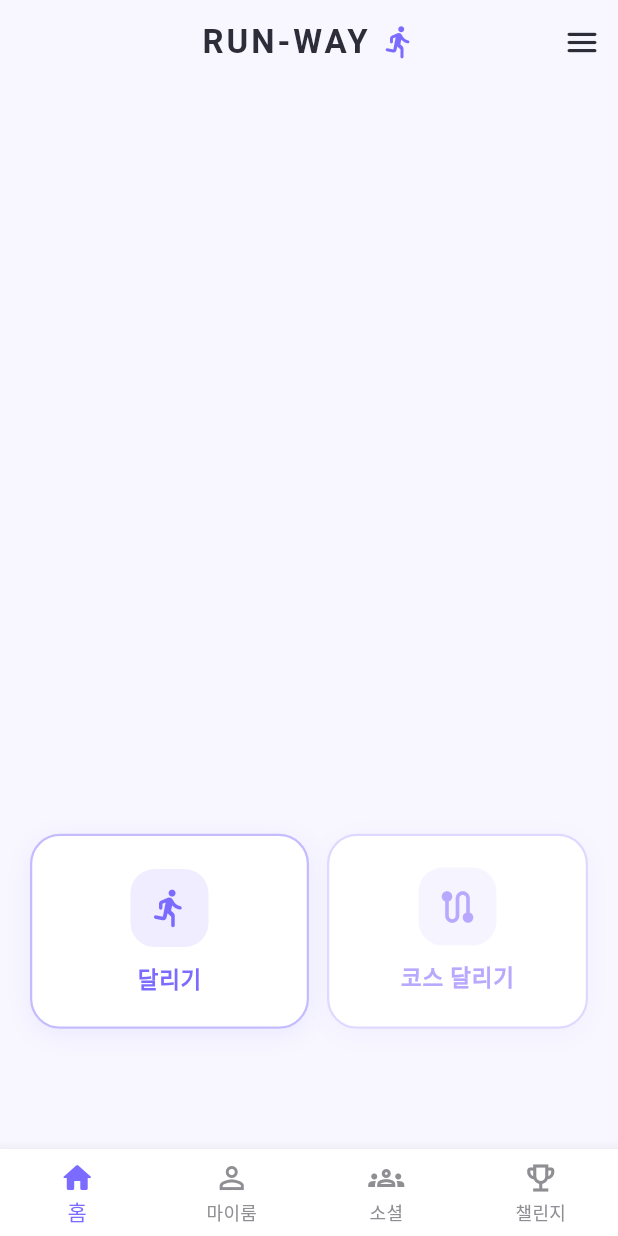
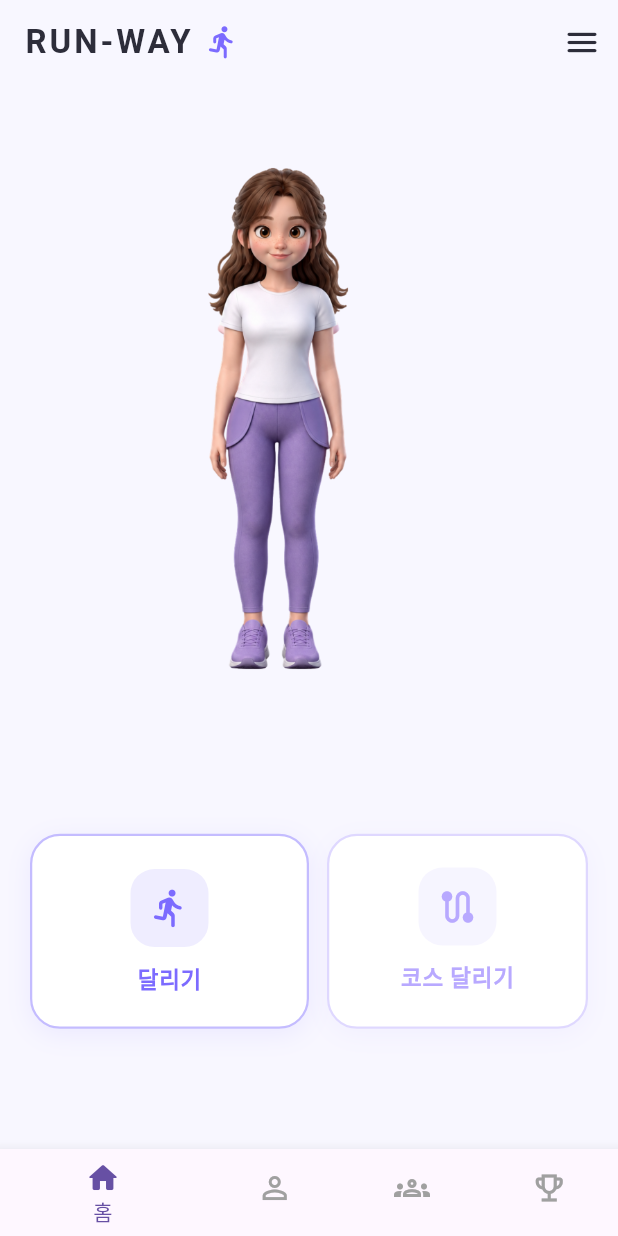
Before and after one commit to teaywood/runway-app, a Flutter app: the screen it shows after launch, on a phone screen of 412 x 824 dp. Run offline on Flutter 3.47's test engine with Material 3 defaults, Android fonts, the light colour scheme and no system bars; Roboto replaces fonts that are missing (Pretendard).

Commit message:
탭바 수정

```diff
--- a/runway/lib/main.dart
+++ b/runway/lib/main.dart
@@ -1,22 +1,39 @@
 // lib/main.dart
 import 'package:flutter/material.dart';
+import 'package:provider/provider.dart';
 import 'core/app_theme.dart';
+import 'providers/selected_avatar_provider.dart';
 import 'shared/widgets/main_screen.dart';
 
 void main() {
-  runApp(const RunWayApp());
+  runApp(const MyApp());
 }
 
-class RunWayApp extends StatelessWidget {
-  const RunWayApp({super.key});
+class MyApp extends StatelessWidget {
+  const MyApp({super.key});
 
   @override
   Widget build(BuildContext context) {
-    return MaterialApp(
-      title: 'RUN-WAY',
-      debugShowCheckedModeBanner: false,
-      theme: AppTheme.light,
-      home: const MainScreen(),
+    return MultiProvider(
+      providers: [
+        ChangeNotifierProvider(
+          create: (_) => SelectedAvatarProvider(),
+        ),
+      ],
+      child: MaterialApp(
+        title: 'RUN-WAY',
+        theme: ThemeData(
+          useMaterial3: true,
+          scaffoldBackgroundColor: AppColors.background,
+          appBarTheme: const AppBarTheme(
+            backgroundColor: AppColors.background,
+            elevation: 0,
+            scrolledUnderElevation: 0,
+          ),
+        ),
+        home: const MainScreen(),
+        debugShowCheckedModeBanner: false,
+      ),
     );
   }
 }
--- /dev/null
+++ b/runway/lib/providers/selected_avatar_provider.dart
@@ -0,0 +1,31 @@
+// lib/providers/selected_avatar_provider.dart
+import 'package:flutter/material.dart';
+import '../screen/my_room/closet/models/closet_models.dart';
+
+/// 아바타 커스텀 상태를 전역으로 관리하는 Provider
+///
+/// 책임:
+///  - 전체 앱에서 "현재 선택된 아이템들"(장착 중) 추적
+///  - 마이룸 → 홈 화면 동기화
+class SelectedAvatarProvider extends ChangeNotifier {
+  /// 카테고리별 현재 장착(착용 중) 아이템 id
+  final Map<ClosetCategory, String> _equipped = {
+    ClosetCategory.hair: 'hair_n1_half_up',
+    ClosetCategory.top: 'top_n1_basic_tshirts',
+    ClosetCategory.bottom: 'bottom_n1_basic_bottom',
+    ClosetCategory.shoes: 'shoes_n1_basic_sneakers',
+    ClosetCategory.accessory: 'accessory_n1_no_accessory',
+  };
+
+  /// 현재 장착 아이템들 조회 (읽기 전용)
+  Map<ClosetCategory, String> get equipped => Map.unmodifiable(_equipped);
+
+  /// 특정 카테고리 아이템 장착
+  void equipItem(ClosetCategory category, String itemId) {
+    _equipped[category] = itemId;
+    notifyListeners(); // ✨ 모든 구독자에게 알림
+  }
+
+  /// 특정 카테고리의 현재 장착 ID 조회
+  String? getEquippedId(ClosetCategory category) => _equipped[category];
+}
--- a/runway/lib/screen/my_room/closet/avatar_closet_screen.dart
+++ b/runway/lib/screen/my_room/closet/avatar_closet_screen.dart
@@ -1,6 +1,8 @@
 // lib/screen/my_room/closet/avatar_closet_screen.dart
 import 'package:flutter/material.dart';
+import 'package:provider/provider.dart';
 
+import '../../../providers/selected_avatar_provider.dart';
 import 'models/closet_models.dart';
 import 'widgets/closet_avatar_viewer.dart';
 import 'widgets/closet_category_menu.dart';
@@ -28,24 +30,16 @@
   /// 현재 선택된 카테고리
   ClosetCategory _selectedCategory = ClosetCategory.top;
 
-  /// 카테고리별 현재 장착(착용 중) 아이템 id
-  // avatar_closet_screen.dart
-  final Map<ClosetCategory, String> _equipped = {
-    ClosetCategory.hair: 'hair_n1_half_up',
-    ClosetCategory.top: 'top_n1_white_wind_jacket',
-    ClosetCategory.bottom: 'bottom_n1_black_shorts',
-    ClosetCategory.shoes: 'shoes_n1_lavender_sneakers',
-    ClosetCategory.accessory: 'accessory_n1_black_hairpin',
-  };
-
-
   void _onCategorySelected(ClosetCategory category) {
     setState(() => _selectedCategory = category);
   }
 
   void _onItemEquip(ClosetItem item) {
     if (item.locked) return; // 미획득 아이템은 장착 불가
-    setState(() => _equipped[_selectedCategory] = item.id);
+
+    // ✨ Provider에 업데이트 위임
+    final provider = context.read<SelectedAvatarProvider>();
+    provider.equipItem(_selectedCategory, item.id);
   }
 
   /// 현재 카테고리의 아이템 목록 (더미 데이터)
@@ -54,16 +48,17 @@
 
   @override
   Widget build(BuildContext context) {
-    final String? equippedId = _equipped[_selectedCategory];
+    // ✨ Provider에서 현재 장착 정보 읽기
+    final provider = context.watch<SelectedAvatarProvider>();
+    final String? equippedId = provider.getEquippedId(_selectedCategory);
 
     // ⭐ 현재 장착 상태(_equipped) → z-order 정렬된 합성 레이어 계산
     final avatarLayers = resolveAvatarLayers(
-      equipped: _equipped,
+      equipped: provider.equipped,
       catalog: kDummyClosetItems,
     );
 
     return Scaffold(
-
       body: Stack(
         children: [
           // ── Layer 1. 전체 배경 ──
@@ -80,7 +75,7 @@
           Positioned.fill(
             child: ClosetAvatarViewer(
               layers: avatarLayers,
-            ), // ⭐ const 제거 + layers 전달
+            ),
           ),
 
           // ── Layer 3. 상단 바 (뒤로가기 + 재화) ──
--- a/runway/lib/screen/my_room/closet/models/closet_models.dart
+++ b/runway/lib/screen/my_room/closet/models/closet_models.dart
@@ -71,48 +71,97 @@
   ClosetCategory.hair: [
     ClosetItem(
       id: 'hair_n1_half_up',
-      name: '반묶음',
+      name: '1번 헤어',
       category: ClosetCategory.hair,
       fileName: 'n1_half_up',
     ),
   ],
-  ClosetCategory.top: [
+    ClosetCategory.top: [
+    // 1. 기본 상의
     ClosetItem(
-      id: 'top_n1_white_wind_jacket',
-      name: '바람막이',
+      id: 'top_n1_basic_tshirts',
+      name: '1번 상의',
       category: ClosetCategory.top,
-      fileName: 'n1_white_wind_jacket',
+      fileName: 'n1_basic_tshirts',
     ),
+    // 2. 바람막이
+    ClosetItem(
+      id: 'top_n2_white_wind_jacket',
+      name: '2번 상의',
+      category: ClosetCategory.top,
+      fileName: 'n2_white_wind_jacket',
+    ),
+    // 3. 식빵 반팔
+    ClosetItem(
+      id: 'top_n3_white_bread_tshirts',
+      name: '3번 상의',
+      category: ClosetCategory.top,
+      fileName: 'n3_white_bread_tshirts',
+    ),
+    // 4. 블루 원피스
+    ClosetItem(
+      id: 'top_n4_blue_onepiece_dress',
+      name: '4번 상의',
+      category: ClosetCategory.top,
+      fileName: 'n4_blue_onepiece_dress',
+    ),
+    // 5. 벚꽃 반팔 (챌린지 보상)
     ClosetItem(
       id: 'top_c1_pink_cherryblossom_tshirts',
-      name: '벚꽃 반팔',
+      name: '5번 상의',
       category: ClosetCategory.top,
       fileName: 'c1_pink_cherryblossom_tshirts',
-      acquireType: AcquireType.challenge, // ⭐ 챌린지 보상
+      acquireType: AcquireType.challenge,
+    ),
+    // 6. 개구리 우비 (챌린지 보상)
+    ClosetItem(
+      id: 'top_c2_frog_raincoat',
+      name: '6번 상의',
+      category: ClosetCategory.top,
+      fileName: 'c2_frog_raincoat',
+      acquireType: AcquireType.challenge,
     ),
   ],
+
   ClosetCategory.bottom: [
+    // 1. 기본 바지
     ClosetItem(
-      id: 'bottom_n1_black_shorts',
-      name: '스포츠 반바지',
+      id: 'bottom_n1_basic_bottom',
+      name: '1번 하의',
       category: ClosetCategory.bottom,
-      fileName: 'n1_black_shorts',
+      fileName: 'n1_basic_bottom',
+    ),
+    // 2. 검정 반바지
+    ClosetItem(
+      id: 'bottom_n2_black_shorts',
+      name: '2번 하의',
+      category: ClosetCategory.bottom,
+      fileName: 'n2_black_shorts',
     ),
   ],
   ClosetCategory.shoes: [
+    // 1. 기본 신발
     ClosetItem(
-      id: 'shoes_n1_lavender_sneakers',
-      name: '라벤더 운동화',
+      id: 'shoes_n1_basic_sneakers',
+      name: '1번 신발',
       category: ClosetCategory.shoes,
-      fileName: 'n1_lavender_sneakers',
+      fileName: 'n1_basic_sneakers',
     ),
   ],
   ClosetCategory.accessory: [
+    // 1. 기본 액세서리(없음)
     ClosetItem(
-      id: 'accessory_n1_black_hairpin',
-      name: '검정 헤어핀',
+      id: 'accessory_n1_no_accessory',
+      name: '1번 액세서리',
       category: ClosetCategory.accessory,
-      fileName: 'n1_black_hairpin',
+      fileName: 'n1_no_accessory',
+    ),
+    // 2. 검정 헤어핀
+    ClosetItem(
+      id: 'accessory_n2_black_hairpin',
+      name: '2번 액세서리',
+      category: ClosetCategory.accessory,
+      fileName: 'n2_black_hairpin',
     ),
   ],
 };
--- a/runway/lib/screen/run_screen/home/home_screen.dart
+++ b/runway/lib/screen/run_screen/home/home_screen.dart
@@ -1,6 +1,12 @@
-// lib/screen/home/home_screen.dart
+// lib/screen/run_screen/home/home_screen.dart
 import 'package:flutter/material.dart';
+import 'package:provider/provider.dart';
+
 import '../../../core/app_theme.dart';
+import '../../../providers/selected_avatar_provider.dart';
+import '../../my_room/closet/models/closet_models.dart';
+import '../../my_room/closet/utils/avatar_composite_resolver.dart';
+import '../../my_room/closet/widgets/closet_avatar_viewer.dart';
 import 'widgets/running_mode_toggle.dart';
 
 class HomeScreen extends StatelessWidget {
@@ -18,9 +24,9 @@
             Text(
               'RUN-WAY',
               style: TextStyle(
-                color:         AppColors.textPrimary,
-                fontWeight:    FontWeight.bold,
-                fontSize:      22,
+                color: AppColors.textPrimary,
+                fontWeight: FontWeight.bold,
+                fontSize: 22,
                 letterSpacing: 2,
               ),
             ),
@@ -46,10 +52,10 @@
       body: const SafeArea(
         child: Column(
           children: [
-            // ── 아바타 영역 (TODO: 추후 AvatarView 추가) ──
+            // ── ✨ 아바타 영역 (이제 활성화!) ──
             Expanded(
               flex: 5,
-              child: SizedBox.shrink(),
+              child: _HomeAvatarSection(),
             ),
             // ── 러닝 모드 선택 영역 ─────────────────
             Expanded(
@@ -62,3 +68,21 @@
     );
   }
 }
+
+/// 홈 화면 아바타 섹션 (Provider 구독)
+class _HomeAvatarSection extends StatelessWidget {
+  const _HomeAvatarSection();
+
+  @override
+  Widget build(BuildContext context) {
+    // ✨ Provider 구독: 마이룸에서 선택한 아이템 자동 반영
+    final provider = context.watch<SelectedAvatarProvider>();
+
+    final avatarLayers = resolveAvatarLayers(
+      equipped: provider.equipped,
+      catalog: kDummyClosetItems,
+    );
+
+    return ClosetAvatarViewer(layers: avatarLayers);
+  }
+}
--- a/runway/lib/shared/widgets/main_screen.dart
+++ b/runway/lib/shared/widgets/main_screen.dart
@@ -40,6 +40,8 @@
       bottomNavigationBar: BottomNavigationBar(
         currentIndex: _selectedIndex,
         onTap: _onTabTapped,
+        selectedItemColor: Theme.of(context).primaryColor,
+        unselectedItemColor: const Color(0xFFA0A0A0),
         items: _tabs
             .map((t) => BottomNavigationBarItem(
                   icon: Icon(t.icon),
--- a/runway/pubspec.yaml
+++ b/runway/pubspec.yaml
@@ -34,6 +34,7 @@
   # The following adds the Cupertino Icons font to your application.
   # Use with the CupertinoIcons class for iOS style icons.
   cupertino_icons: ^1.0.8
+  provider: ^6.1.5+1
 
 dev_dependencies:
   flutter_test:
```
Also changed, not shown: .devcontainer/devcontainer.json (added), runway/pubspec.lock, 3 other files.
